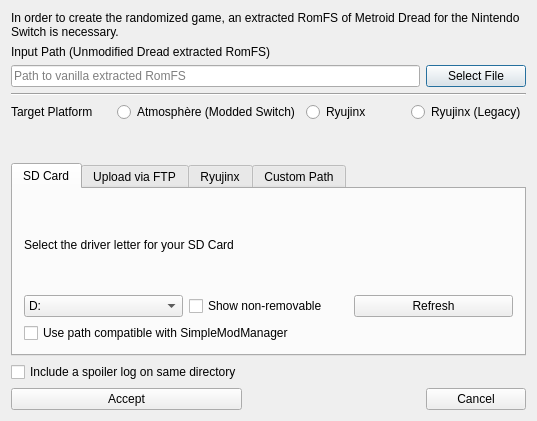
First picture: the form in randovania/gui/ui_files/dread_game_export_dialog.ui, repository randovania/randovania, before the edit.
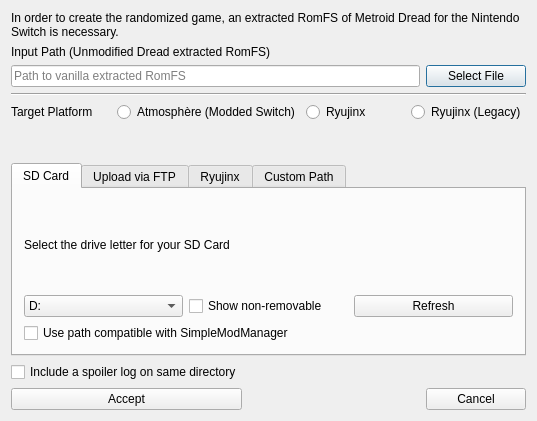
Second picture: the form after the edit.

Commit message: Dread: fix drive letter typo

What changed in the file:
```diff
--- a/randovania/gui/ui_files/dread_game_export_dialog.ui
+++ b/randovania/gui/ui_files/dread_game_export_dialog.ui
@@ -101,7 +101,7 @@
        <item>
         <widget class="QLabel" name="sd_label">
          <property name="text">
-          <string>Select the driver letter for your SD Card</string>
+          <string>Select the drive letter for your SD Card</string>
          </property>
         </widget>
        </item>
```
The commit also changes 1 other file.
